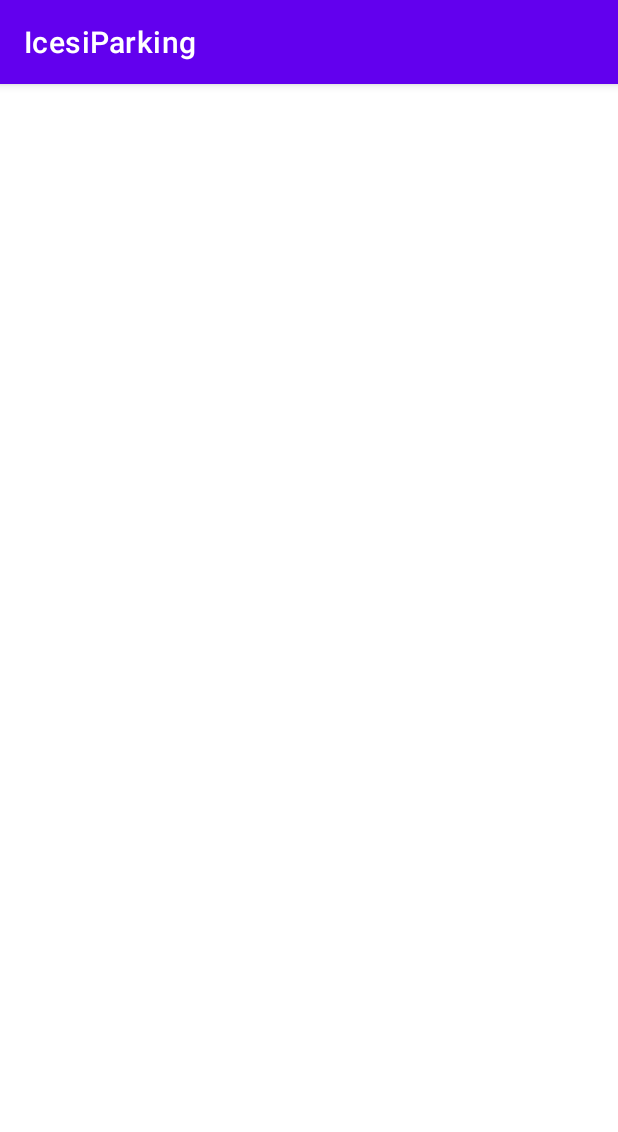
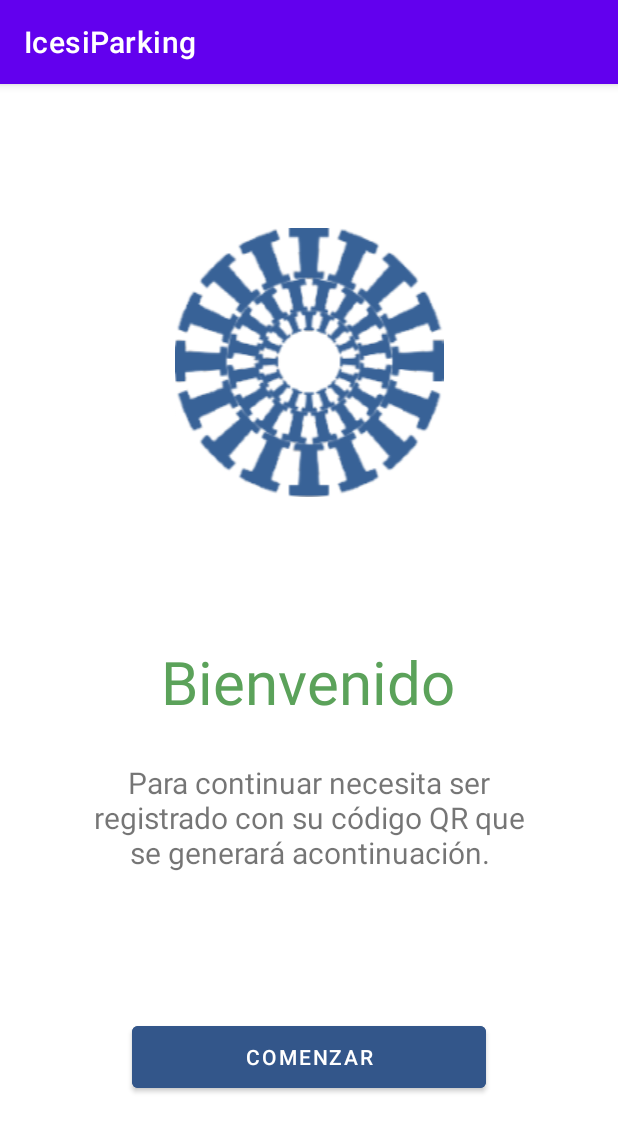
Before and after one commit to bramvar/Icesi-parking, an Android app: the IntroActivity screen opened directly, with no data from a screen before it, on a phone screen of 412 x 824 dp. Shown: the top 1132 px of the screen. Run offline under Robolectric (Android 15) with nearby library versions, the phone set to English and light mode, and no system bars.

Commit message:
add visual component to Introduction screen

```diff
--- a/app/src/main/res/layout/activity_intro.xml
+++ b/app/src/main/res/layout/activity_intro.xml
@@ -6,4 +6,50 @@
     android:layout_height="match_parent"
     tools:context=".IntroActivity">
 
+    <ImageView
+        android:id="@+id/imageView3"
+        android:layout_width="0dp"
+        android:layout_height="wrap_content"
+        android:layout_marginTop="96dp"
+        app:layout_constraintEnd_toEndOf="parent"
+        app:layout_constraintHorizontal_bias="0.0"
+        app:layout_constraintStart_toStartOf="parent"
+        app:layout_constraintTop_toTopOf="parent"
+        app:srcCompat="@drawable/brand_logov2" />
+
+    <TextView
+        android:id="@+id/textView"
+        android:layout_width="wrap_content"
+        android:layout_height="wrap_content"
+        android:layout_marginTop="96dp"
+        android:text="Bienvenido"
+        android:textColor="#5BA25A"
+        android:textSize="40sp"
+        app:layout_constraintEnd_toEndOf="parent"
+        app:layout_constraintHorizontal_bias="0.497"
+        app:layout_constraintStart_toStartOf="parent"
+        app:layout_constraintTop_toBottomOf="@+id/imageView3" />
+
+    <TextView
+        android:id="@+id/textView2"
+        android:layout_width="308dp"
+        android:layout_height="80dp"
+        android:layout_marginTop="24dp"
+        android:gravity="center"
+        android:text="Para continuar necesita ser   registrado con su código QR que   se generará acontinuación."
+        android:textSize="20sp"
+        app:layout_constraintEnd_toEndOf="parent"
+        app:layout_constraintStart_toStartOf="parent"
+        app:layout_constraintTop_toBottomOf="@+id/textView" />
+
+    <Button
+        android:id="@+id/introStartBtn"
+        android:layout_width="236dp"
+        android:layout_height="53dp"
+        android:backgroundTint="#33568A"
+        android:text="Comenzar"
+        app:layout_constraintBottom_toBottomOf="parent"
+        app:layout_constraintEnd_toEndOf="parent"
+        app:layout_constraintStart_toStartOf="parent"
+        app:layout_constraintTop_toBottomOf="@+id/textView2" />
 </androidx.constraintlayout.widget.ConstraintLayout>
--- a/app/src/main/res/layout/activity_signup.xml
+++ b/app/src/main/res/layout/activity_signup.xml
@@ -103,6 +103,7 @@
         android:layout_width="252dp"
         android:layout_height="50dp"
         android:layout_marginBottom="72dp"
+        android:backgroundTint="#33568A"
         android:text="Registrar"
         app:layout_constraintBottom_toBottomOf="parent"
         app:layout_constraintEnd_toEndOf="parent"
```
